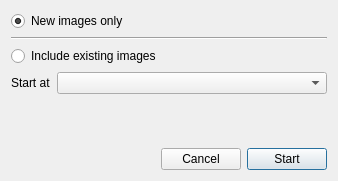
rayngrowingsystems/RVS_Analytics, file Application/ui/CameraStartDialog.ui: the form before one commit.
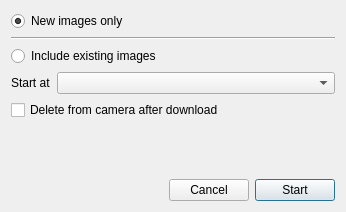
The form after the commit.

Patch:
```diff
--- a/Application/ui/CameraStartDialog.ui
+++ b/Application/ui/CameraStartDialog.ui
@@ -6,8 +6,8 @@
    <rect>
     <x>0</x>
     <y>0</y>
-    <width>338</width>
-    <height>181</height>
+    <width>346</width>
+    <height>212</height>
    </rect>
   </property>
   <property name="windowTitle">
@@ -105,6 +105,13 @@
      </item>
     </layout>
    </item>
+   <item row="6" column="0">
+    <widget class="QCheckBox" name="delete_from_camera_checkbox">
+     <property name="text">
+      <string>Delete from camera after download</string>
+     </property>
+    </widget>
+   </item>
   </layout>
  </widget>
  <resources/>
```
